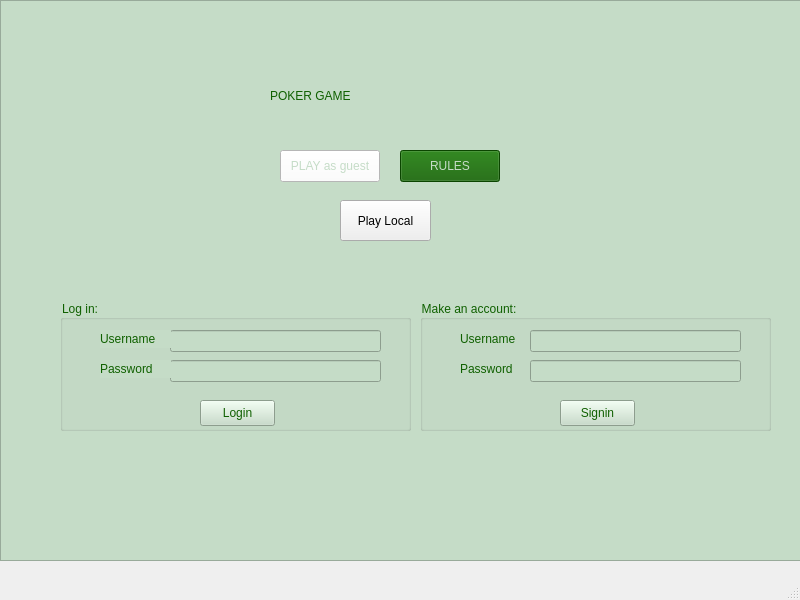
The window that Poker/Visuals/MainWindow/mainwindow.ui (Cenzito/Poker) describes before a commit, drawn with Qt 5.
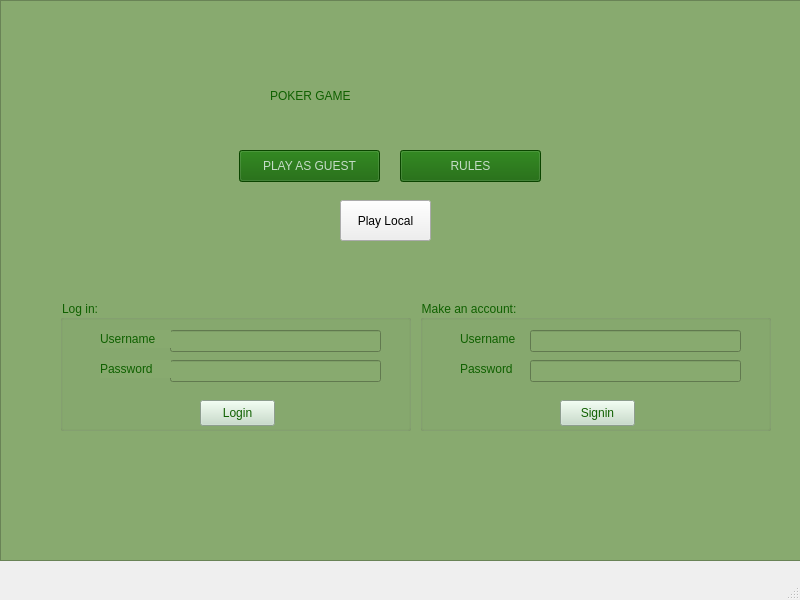
The same window after the commit. Icons and pictures are not drawn.

Diff of the .ui file:
```diff
--- a/Poker/Visuals/MainWindow/mainwindow.ui
+++ b/Poker/Visuals/MainWindow/mainwindow.ui
@@ -24,7 +24,7 @@
      </rect>
     </property>
     <property name="styleSheet">
-     <string notr="true">background-color: rgb(197, 220, 199);
+     <string notr="true">background-color: rgb(136, 170, 111);
 </string>
     </property>
     <property name="readOnly">
@@ -37,16 +37,16 @@
 hr { height: 1px; border-width: 0; }
 li.unchecked::marker { content: &quot;\2610&quot;; }
 li.checked::marker { content: &quot;\2612&quot;; }
-&lt;/style&gt;&lt;/head&gt;&lt;body style=&quot; font-family:'Segoe UI'; font-size:9pt; font-weight:400; font-style:normal;&quot;&gt;
+&lt;/style&gt;&lt;/head&gt;&lt;body style=&quot; font-family:'Segoe UI'; font-size:9.75pt; font-weight:400; font-style:normal;&quot;&gt;
 &lt;p style=&quot;-qt-paragraph-type:empty; margin-top:0px; margin-bottom:0px; margin-left:0px; margin-right:0px; -qt-block-indent:0; text-indent:0px; font-family:'.AppleSystemUIFont'; font-size:13pt;&quot;&gt;&lt;br /&gt;&lt;/p&gt;&lt;/body&gt;&lt;/html&gt;</string>
     </property>
    </widget>
    <widget class="QPushButton" name="pushButton">
     <property name="geometry">
      <rect>
-      <x>280</x>
+      <x>239</x>
       <y>150</y>
-      <width>100</width>
+      <width>141</width>
       <height>32</height>
      </rect>
     </property>
@@ -54,12 +54,12 @@
      <cursorShape>OpenHandCursor</cursorShape>
     </property>
     <property name="styleSheet">
-     <string notr="true">background-color: rgb(255, 255, 255);
-color: rgb(197, 220, 199);
-font: 13pt &quot;Bodoni 72&quot;;</string>
+     <string notr="true">background-color: rgb(15, 96, 0);
+font: 13pt &quot;Bodoni 72&quot;;
+color: rgb(197, 220, 199);</string>
     </property>
     <property name="text">
-     <string>PLAY as guest</string>
+     <string>PLAY AS GUEST</string>
     </property>
    </widget>
    <widget class="QLabel" name="label">
@@ -84,7 +84,7 @@
      <rect>
       <x>400</x>
       <y>150</y>
-      <width>100</width>
+      <width>141</width>
       <height>32</height>
      </rect>
     </property>
@@ -124,7 +124,8 @@
     </property>
     <property name="styleSheet">
      <string notr="true">color: rgb(15, 96, 0);
-background-color: rgb(197, 220, 199);</string>
+background-color: rgb(136, 170, 111);
+</string>
     </property>
     <property name="text">
      <string>Username</string>
@@ -141,7 +142,8 @@
     </property>
     <property name="styleSheet">
      <string notr="true">color: rgb(15, 96, 0);
-background-color: rgb(197, 220, 199);</string>
+background-color: rgb(136, 170, 111);
+</string>
     </property>
     <property name="text">
      <string>Password</string>
@@ -157,7 +159,7 @@
      </rect>
     </property>
     <property name="styleSheet">
-     <string notr="true">background-color: rgb(197, 220, 199);
+     <string notr="true">background-color: rgb(136, 170, 111);
 color: rgb(15, 96, 0);
 font: 13pt &quot;Bodoni 72&quot;;</string>
     </property>
@@ -193,6 +195,9 @@
        <height>26</height>
       </rect>
      </property>
+     <property name="styleSheet">
+      <string notr="true">background-color: rgb(197, 220, 199);</string>
+     </property>
      <property name="text">
       <string>Login</string>
      </property>
@@ -240,7 +245,7 @@
      </rect>
     </property>
     <property name="styleSheet">
-     <string notr="true">background-color: rgb(197, 220, 199);
+     <string notr="true">background-color: rgb(136, 170, 111);
 color: rgb(15, 96, 0);
 font: 13pt &quot;Bodoni 72&quot;;</string>
     </property>
@@ -276,6 +281,9 @@
        <height>26</height>
       </rect>
      </property>
+     <property name="styleSheet">
+      <string notr="true">background-color: rgb(197, 220, 199);</string>
+     </property>
      <property name="text">
       <string>Signin</string>
      </property>
```
Left out of the diff: 6 changed lines with no effect on the pictures.
